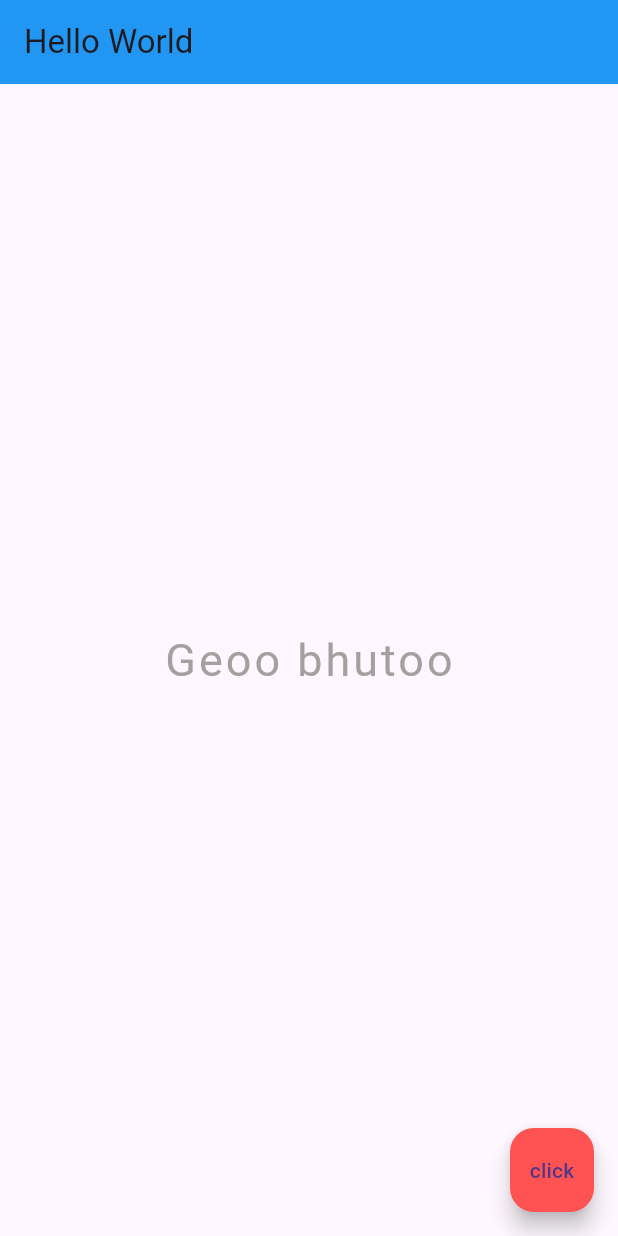
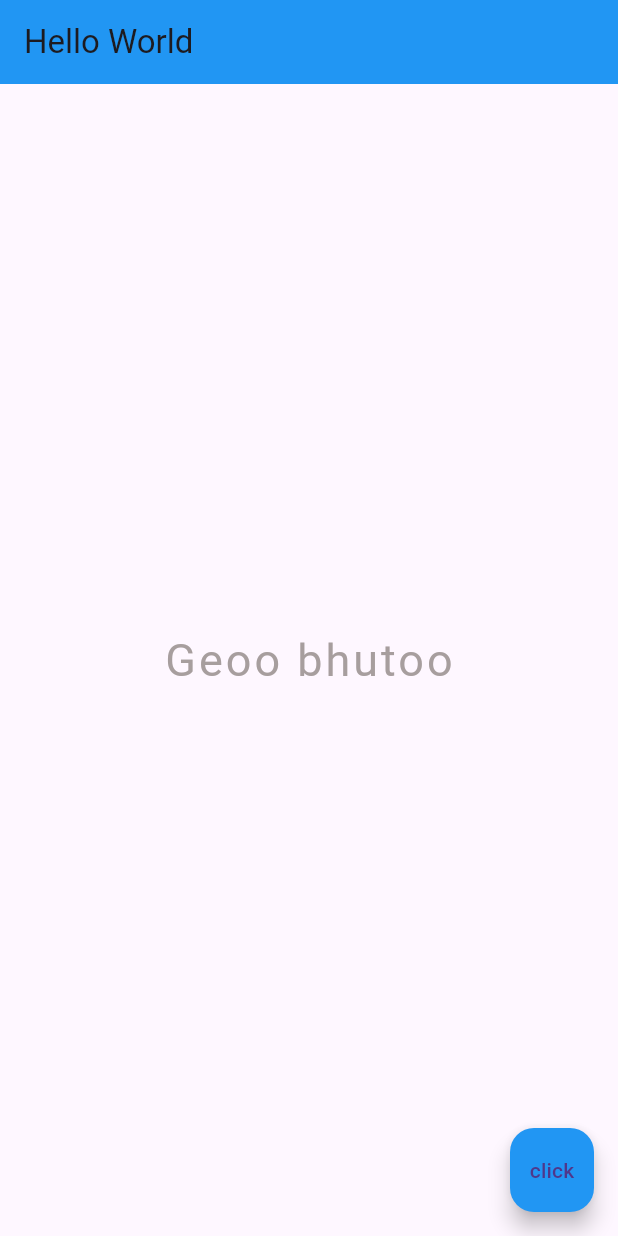
Before and after one commit to WaqasSiddique02/Starting-with-flutter-App-dev, a Flutter app: the screen it shows after launch, on a phone screen of 412 x 824 dp. Run offline on Flutter 3.47's test engine with Material 3 defaults, Android fonts, the phone set to English and light mode, and no system bars.

Commit message:
added home stateless widget

```diff
--- a/lib/main.dart
+++ b/lib/main.dart
@@ -1,8 +1,17 @@
 import 'package:flutter/material.dart';
 
 void main() {
-  runApp(MaterialApp(
-      home: Scaffold(
+  runApp(const MaterialApp(
+    home: Home(),
+  ));
+}
+
+class Home extends StatelessWidget {
+  const Home({super.key});
+
+  @override
+  Widget build(BuildContext context) {
+    return Scaffold(
       appBar: AppBar(
         title: const Text('Hello World'),
         backgroundColor: Colors.blue,
@@ -19,8 +28,9 @@ void main() {
       ),
       floatingActionButton: const FloatingActionButton(
         onPressed: null,
-      backgroundColor: Colors.redAccent,
+        backgroundColor: Colors.blue,
         child: Text('click'),
       ),
-  )));
+    );
   }
+}
```
Lines whose indentation alone changed are shown as unchanged.
